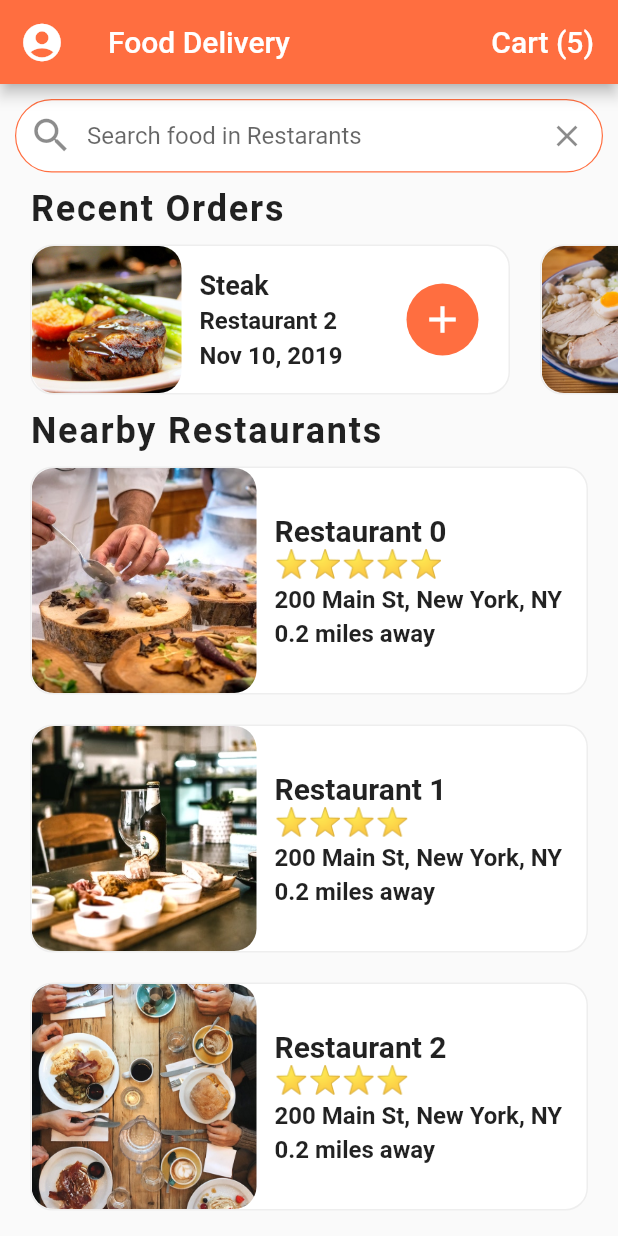
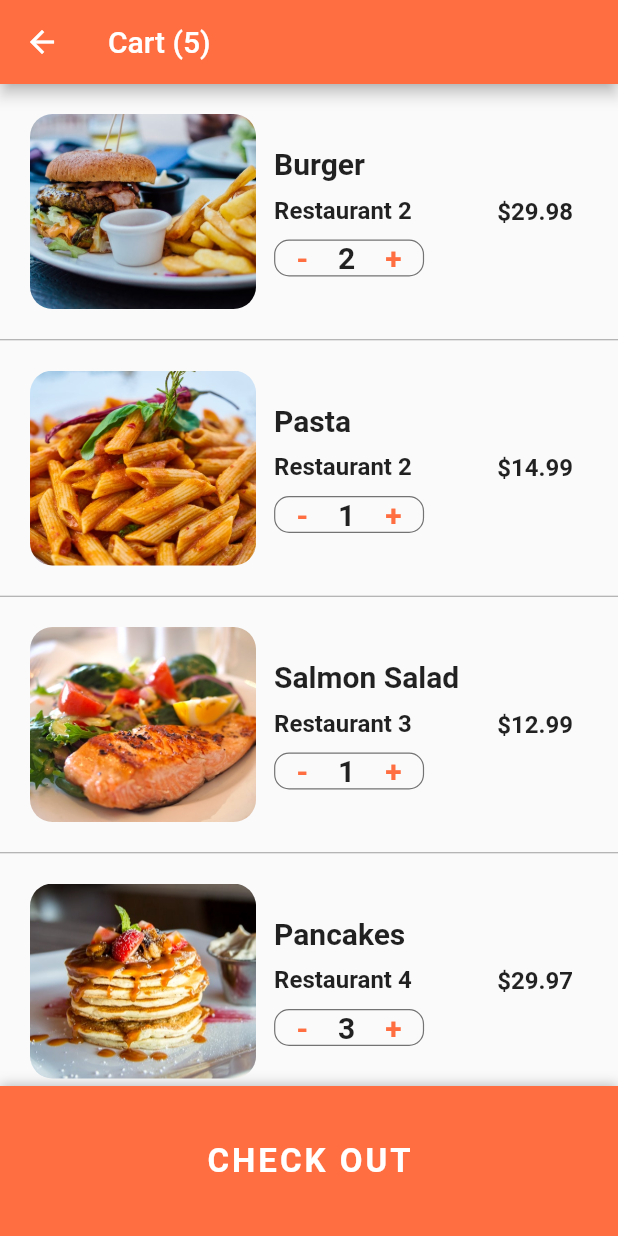
Before and after one commit to Yoonwoojae/food_delivery_flutter, a Flutter app: the screen it shows after launch, after a tap on an icon or button, on a phone screen of 412 x 824 dp. Run offline on Flutter 3.47's test engine with Material 2 defaults, Android fonts, the phone set to English and light mode, and no system bars.

Commit message:
cart scrren 추가

```diff
--- a/lib/home_screen.dart
+++ b/lib/home_screen.dart
@@ -1,6 +1,7 @@
 import 'package:flutter/material.dart';
 import 'package:food_delivery_flutter/data/data.dart';
 import 'package:food_delivery_flutter/models/restaurant.dart';
+import 'package:food_delivery_flutter/screen/cart_screen.dart';
 import 'package:food_delivery_flutter/screen/restaurant_screen.dart';
 import 'package:food_delivery_flutter/widgets/rating_starts.dart';
 import 'package:food_delivery_flutter/widgets/recent_orders.dart';
@@ -120,7 +121,11 @@ class _HomeScreenState extends State<HomeScreen> {
                 fontSize: 20.0,
               ),
             ),
-            onPressed: () {},
+            onPressed: () => Navigator.push(
+                context,
+                MaterialPageRoute(
+                  builder: (_) => CartScreen(),
+                )),
           )
         ],
       ),
--- /dev/null
+++ b/lib/screen/cart_screen.dart
@@ -0,0 +1,229 @@
+import 'package:flutter/material.dart';
+import 'package:food_delivery_flutter/data/data.dart';
+import 'package:food_delivery_flutter/models/order.dart';
+
+class CartScreen extends StatefulWidget {
+  @override
+  _CartScreenState createState() => _CartScreenState();
+}
+
+class _CartScreenState extends State<CartScreen> {
+  _buildCartItem(Order order) {
+    return Container(
+      padding: EdgeInsets.all(20.0),
+      height: 170.0,
+      child: Row(
+        children: <Widget>[
+          Expanded(
+            child: Container(
+              width: 150,
+              decoration: BoxDecoration(
+                image: DecorationImage(
+                  image: AssetImage(
+                    order.food.imageUrl,
+                  ),
+                  fit: BoxFit.cover,
+                ),
+                borderRadius: BorderRadius.circular(15.0),
+              ),
+            ),
+          ),
+          Expanded(
+            child: Container(
+              margin: EdgeInsets.all(12.0),
+              child: Column(
+                mainAxisAlignment: MainAxisAlignment.center,
+                crossAxisAlignment: CrossAxisAlignment.start,
+                children: <Widget>[
+                  Text(
+                    order.food.name,
+                    style: TextStyle(
+                      fontSize: 20.0,
+                      fontWeight: FontWeight.bold,
+                    ),
+                    overflow: TextOverflow.ellipsis,
+                  ),
+                  SizedBox(height: 10.0),
+                  Text(
+                    order.restaurant.name,
+                    style: TextStyle(
+                      fontSize: 16.0,
+                      fontWeight: FontWeight.w600,
+                    ),
+                    overflow: TextOverflow.ellipsis,
+                  ),
+                  SizedBox(height: 10.0),
+                  Container(
+                    width: 100.0,
+                    decoration: BoxDecoration(
+                      borderRadius: BorderRadius.circular(10.0),
+                      border: Border.all(
+                        width: 0.8,
+                        color: Colors.black54,
+                      ),
+                    ),
+                    child: Row(
+                      mainAxisAlignment: MainAxisAlignment.center,
+                      children: <Widget>[
+                        GestureDetector(
+                          onTap: () {},
+                          child: Text(
+                            '-',
+                            style: TextStyle(
+                              fontSize: 20.0,
+                              fontWeight: FontWeight.bold,
+                              color: Theme.of(context).primaryColor,
+                            ),
+                          ),
+                        ),
+                        SizedBox(width: 20.0),
+                        Text(
+                          order.quantity.toString(),
+                          style: TextStyle(
+                            fontSize: 20.0,
+                            fontWeight: FontWeight.w600,
+                          ),
+                        ),
+                        SizedBox(width: 20.0),
+                        GestureDetector(
+                          onTap: () {},
+                          child: Text(
+                            '+',
+                            style: TextStyle(
+                              fontSize: 20.0,
+                              fontWeight: FontWeight.bold,
+                              color: Theme.of(context).primaryColor,
+                            ),
+                          ),
+                        ),
+                      ],
+                    ),
+                  )
+                ],
+              ),
+            ),
+          ),
+          Container(
+            margin: EdgeInsets.all(10.0),
+            child: Text(
+              '\$${order.quantity * order.food.price}',
+              style: TextStyle(
+                fontSize: 16.0,
+                fontWeight: FontWeight.w600,
+              ),
+            ),
+          )
+        ],
+      ),
+    );
+  }
+
+  @override
+  Widget build(BuildContext context) {
+    double totalPrice = 0;
+    currentUser.cart.forEach(
+        (Order order) => totalPrice += order.quantity * order.food.price);
+    return Scaffold(
+      appBar: AppBar(
+        title: Text(
+          'Cart (${currentUser.cart.length})',
+          style: TextStyle(
+            color: Colors.white,
+            fontSize: 20.0,
+          ),
+        ),
+      ),
+      body: ListView.separated(
+          itemBuilder: (BuildContext context, int index) {
+            if (index < currentUser.cart.length) {
+              Order order = currentUser.cart[index];
+              return _buildCartItem(order);
+            }
+
+            return Padding(
+              padding: const EdgeInsets.all(20.0),
+              child: Column(
+                children: <Widget>[
+                  Row(
+                    mainAxisAlignment: MainAxisAlignment.spaceBetween,
+                    children: <Widget>[
+                      Text(
+                        'Estimated Delivery Time:',
+                        style: TextStyle(
+                          fontSize: 20.0,
+                          fontWeight: FontWeight.w600,
+                        ),
+                      ),
+                      Text(
+                        '25 min',
+                        style: TextStyle(
+                          fontSize: 20.0,
+                          fontWeight: FontWeight.w600,
+                        ),
+                      ),
+                    ],
+                  ),
+                  SizedBox(height: 10.0),
+                  Row(
+                    mainAxisAlignment: MainAxisAlignment.spaceBetween,
+                    children: <Widget>[
+                      Text(
+                        'Total cost',
+                        style: TextStyle(
+                          fontSize: 20.0,
+                          fontWeight: FontWeight.w600,
+                        ),
+                      ),
+                      Text(
+                        '\$${totalPrice.toStringAsFixed(2)}',
+                        style: TextStyle(
+                          color: Colors.green[700],
+                          fontSize: 20.0,
+                          fontWeight: FontWeight.w600,
+                        ),
+                      ),
+                    ],
+                  ),
+                  SizedBox(height: 90.0),
+                ],
+              ),
+            );
+          },
+          separatorBuilder: (BuildContext context, int index) {
+            return Divider(
+              height: 1.0,
+              color: Colors.grey,
+            );
+          },
+          itemCount: currentUser.cart.length + 1),
+      bottomSheet: Container(
+        height: 100.0,
+        width: MediaQuery.of(context).size.width,
+        decoration: BoxDecoration(
+          color: Theme.of(context).primaryColor,
+          boxShadow: [
+            BoxShadow(
+              color: Colors.black26,
+              offset: Offset(0, -1),
+              blurRadius: 6.0,
+            ),
+          ],
+        ),
+        child: Center(
+          child: FlatButton(
+            child: Text(
+              'CHECK OUT',
+              style: TextStyle(
+                fontSize: 22.0,
+                fontWeight: FontWeight.bold,
+                color: Colors.white,
+                letterSpacing: 2.0,
+              ),
+            ),
+            onPressed: () {},
+          ),
+        ),
+      ),
+    );
+  }
+}
```
